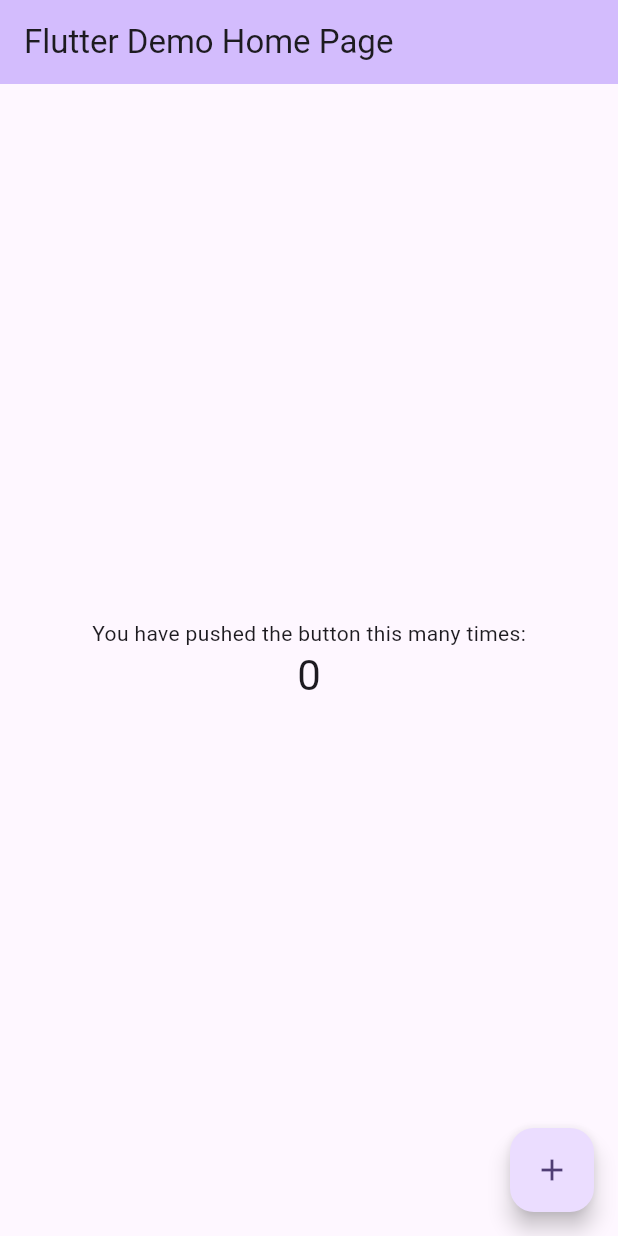
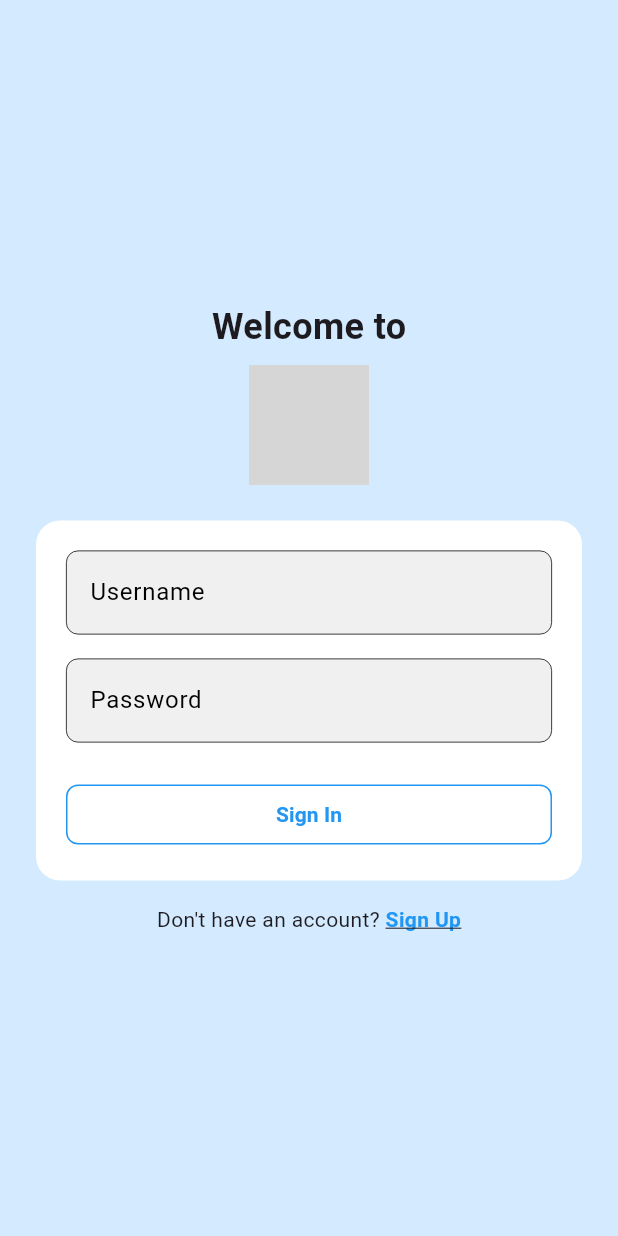
Before and after one commit to garlanwijaya/mobile-app, a Flutter app: the screen it shows after launch, on a phone screen of 412 x 824 dp. Run offline on Flutter 3.47's test engine with Material 3 defaults, Android fonts, the phone set to English and light mode, and no system bars; grey boxes are pictures that could not be loaded.

Commit message:
fornt end sementara

```diff
--- a/lib/main.dart
+++ b/lib/main.dart
@@ -1,4 +1,6 @@
 import 'package:flutter/material.dart';
+import 'BerandaPage.dart';
+import 'sign_in.dart';
 
 void main() {
   runApp(const MyApp());
@@ -7,116 +9,25 @@ void main() {
 class MyApp extends StatelessWidget {
   const MyApp({super.key});
 
-  // This widget is the root of your application.
   @override
   Widget build(BuildContext context) {
     return MaterialApp(
-      title: 'Flutter Demo',
-      theme: ThemeData(
-        // This is the theme of your application.
-        //
-        // TRY THIS: Try running your application with "flutter run". You'll see
-        // the application has a purple toolbar. Then, without quitting the app,
-        // try changing the seedColor in the colorScheme below to Colors.green
-        // and then invoke "hot reload" (save your changes or press the "hot
-        // reload" button in a Flutter-supported IDE, or press "r" if you used
-        // the command line to start the app).
-        //
-        // Notice that the counter didn't reset back to zero; the application
-        // state is not lost during the reload. To reset the state, use hot
-        // restart instead.
-        //
-        // This works for code too, not just values: Most code changes can be
-        // tested with just a hot reload.
-        colorScheme: ColorScheme.fromSeed(seedColor: Colors.deepPurple),
-      ),
-      home: const MyHomePage(title: 'Flutter Demo Home Page'),
+      title: 'DigiTend',
+      debugShowCheckedModeBanner: false,
+      home: const SignInPage(),
     );
   }
 }
 
-class MyHomePage extends StatefulWidget {
-  const MyHomePage({super.key, required this.title});
+//AbsensiApp()
+// class AbsensiApp extends StatelessWidget {
+//   const AbsensiApp({super.key});
 
-  // This widget is the home page of your application. It is stateful, meaning
-  // that it has a State object (defined below) that contains fields that affect
-  // how it looks.
-
-  // This class is the configuration for the state. It holds the values (in this
-  // case the title) provided by the parent (in this case the App widget) and
-  // used by the build method of the State. Fields in a Widget subclass are
-  // always marked "final".
-
-  final String title;
-
-  @override
-  State<MyHomePage> createState() => _MyHomePageState();
-}
-
-class _MyHomePageState extends State<MyHomePage> {
-  int _counter = 0;
-
-  void _incrementCounter() {
-    setState(() {
-      // This call to setState tells the Flutter framework that something has
-      // changed in this State, which causes it to rerun the build method below
-      // so that the display can reflect the updated values. If we changed
-      // _counter without calling setState(), then the build method would not be
-      // called again, and so nothing would appear to happen.
-      _counter++;
-    });
-  }
-
-  @override
-  Widget build(BuildContext context) {
-    // This method is rerun every time setState is called, for instance as done
-    // by the _incrementCounter method above.
-    //
-    // The Flutter framework has been optimized to make rerunning build methods
-    // fast, so that you can just rebuild anything that needs updating rather
-    // than having to individually change instances of widgets.
-    return Scaffold(
-      appBar: AppBar(
-        // TRY THIS: Try changing the color here to a specific color (to
-        // Colors.amber, perhaps?) and trigger a hot reload to see the AppBar
-        // change color while the other colors stay the same.
-        backgroundColor: Theme.of(context).colorScheme.inversePrimary,
-        // Here we take the value from the MyHomePage object that was created by
-        // the App.build method, and use it to set our appbar title.
-        title: Text(widget.title),
-      ),
-      body: Center(
-        // Center is a layout widget. It takes a single child and positions it
-        // in the middle of the parent.
-        child: Column(
-          // Column is also a layout widget. It takes a list of children and
-          // arranges them vertically. By default, it sizes itself to fit its
-          // children horizontally, and tries to be as tall as its parent.
-          //
-          // Column has various properties to control how it sizes itself and
-          // how it positions its children. Here we use mainAxisAlignment to
-          // center the children vertically; the main axis here is the vertical
-          // axis because Columns are vertical (the cross axis would be
-          // horizontal).
-          //
-          // TRY THIS: Invoke "debug painting" (choose the "Toggle Debug Paint"
-          // action in the IDE, or press "p" in the console), to see the
-          // wireframe for each widget.
-          mainAxisAlignment: MainAxisAlignment.center,
-          children: <Widget>[
-            const Text('You have pushed the button this many times:'),
-            Text(
-              '$_counter',
-              style: Theme.of(context).textTheme.headlineMedium,
-            ),
-          ],
-        ),
-      ),
-      floatingActionButton: FloatingActionButton(
-        onPressed: _incrementCounter,
-        tooltip: 'Increment',
-        child: const Icon(Icons.add),
-      ), // This trailing comma makes auto-formatting nicer for build methods.
-    );
-  }
-}
+//   @override
+//   Widget build(BuildContext context) {
+//     return MaterialApp(
+//       debugShowCheckedModeBanner: false,
+//       home: const BerandaPage(),
+//     );
+//   }
+// }
--- /dev/null
+++ b/lib/meeting.dart
@@ -0,0 +1,5 @@
+class Meeting {
+  final bool isPresent; // True jika hadir, False jika absen
+
+  Meeting({required this.isPresent});
+}
--- /dev/null
+++ b/lib/sign_in.dart
@@ -0,0 +1,136 @@
+import 'package:flutter/material.dart';
+import 'sign_up.dart';
+
+class SignInPage extends StatelessWidget {
+  const SignInPage({super.key});
+
+  @override
+  Widget build(BuildContext context) {
+    return Scaffold(
+      backgroundColor: const Color(0xffd3eaff),
+      body: Padding(
+        padding: const EdgeInsets.symmetric(horizontal: 24.0),
+        child: Center(
+          child: SingleChildScrollView(
+            child: Column(
+              children: [
+                const Text(
+                  "Welcome to",
+                  style: TextStyle(fontSize: 24, fontWeight: FontWeight.bold),
+                ),
+                const SizedBox(height: 8),
+                Image.asset(
+                  'assets/logo.png', // Ganti dengan path logo kamu
+                  height: 80,
+                ),
+                const SizedBox(height: 24),
+
+                // Container putih untuk form
+                Container(
+                  padding: const EdgeInsets.all(20),
+                  decoration: BoxDecoration(
+                    color: Colors.white,
+                    borderRadius: BorderRadius.circular(16),
+                  ),
+                  child: Column(
+                    children: [
+                      // Username
+                      TextFormField(
+                        decoration: InputDecoration(
+                          labelText: 'Username',
+                          labelStyle: TextStyle(color: Colors.black),
+                          floatingLabelStyle: TextStyle(color: Colors.black),
+                          filled: true,
+                          fillColor: const Color(0xFFF0F0F0),
+                          enabledBorder: OutlineInputBorder(
+                            borderRadius: BorderRadius.circular(8),
+                            borderSide: const BorderSide(color: Colors.black, width: 0.5),
+                          ),
+                          focusedBorder: OutlineInputBorder(
+                            borderRadius: BorderRadius.circular(8),
+                            borderSide: const BorderSide(color: Colors.black, width: 0.5),
+                          ),
+                        ),
+                      ),
+                      const SizedBox(height: 16),
+                      // Password
+                      TextFormField(
+                        obscureText: true,
+                        decoration: InputDecoration(
+                          labelText: 'Password',
+                          labelStyle: TextStyle(color: Colors.black),
+                          floatingLabelStyle: TextStyle(color: Colors.black),
+                          filled: true,
+                          fillColor: const Color(0xFFF0F0F0),
+                          enabledBorder: OutlineInputBorder(
+                            borderRadius: BorderRadius.circular(8),
+                            borderSide: const BorderSide(color: Colors.black, width: 0.5),
+                          ),
+                          focusedBorder: OutlineInputBorder(
+                            borderRadius: BorderRadius.circular(8),
+                            borderSide: const BorderSide(color: Colors.black, width: 0.5),
+                          ),
+                        ),
+                      ),
+                      const SizedBox(height: 24),
+                      // Sign In Button
+                      SizedBox(
+                        width: double.infinity,
+                        child: TextButton(
+                          style: TextButton.styleFrom(
+                            backgroundColor: Colors.transparent,
+                            side: const BorderSide(color: Colors.blue),
+                            shape: RoundedRectangleBorder(
+                              borderRadius: BorderRadius.circular(8),
+                            ),
+                          ),
+                          onPressed: () {
+                            // TODO: Login logic
+                          },
+                          child: const Text(
+                            'Sign In',
+                            style: TextStyle(
+                              color: Colors.blue,
+                              fontWeight: FontWeight.bold,
+                            ),
+                          ),
+                        ),
+                      ),
+                    ],
+                  ),
+                ),
+
+                const SizedBox(height: 16),
+
+                // Link ke Sign Up
+                GestureDetector(
+                  onTap: () {
+                    Navigator.push(
+                      context,
+                      MaterialPageRoute(builder: (context) => const SignUpPage()),
+                    );
+                  },
+                  child: const Text.rich(
+                    TextSpan(
+                      text: "Don't have an account? ",
+                      children: [
+                        TextSpan(
+                          text: "Sign Up",
+                          style: TextStyle(
+                            fontWeight: FontWeight.bold,
+                            decoration: TextDecoration.underline,
+                            color: Colors.blue,
+                          ),
+                        ),
+                      ],
+                    ),
+                  ),
+                ),
+              ],
+            ),
+          ),
+        ),
+      ),
+    );
+  }
+}
```
Also changed, not shown: lib/BerandaPage.dart (added, +174 -0 lines), lib/SubjectDetailsPage.dart (added, +124 -0 lines), lib/sign_up.dart (added, +175 -0 lines).
